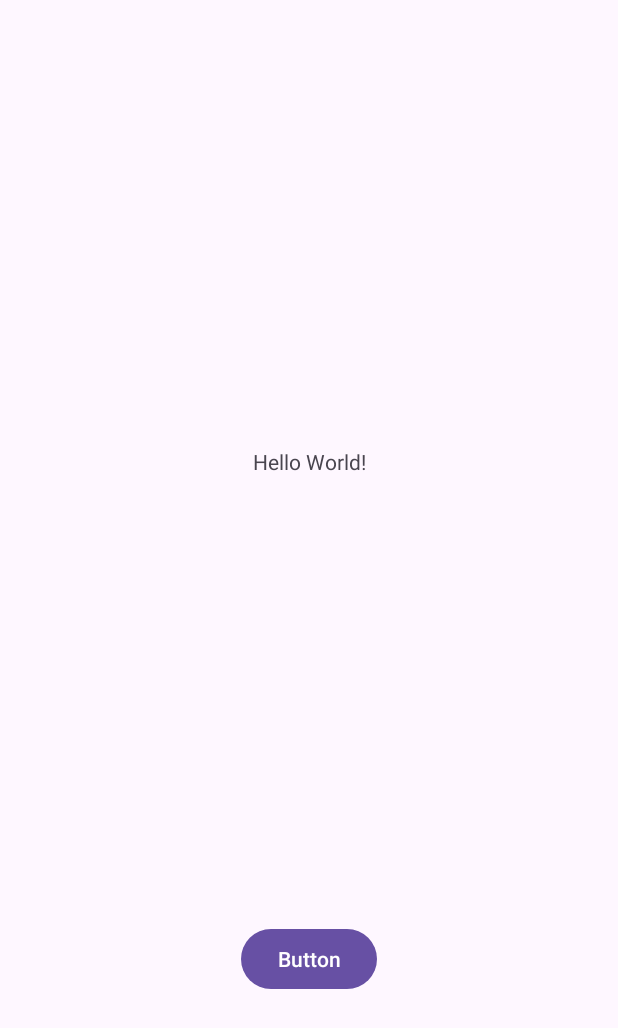
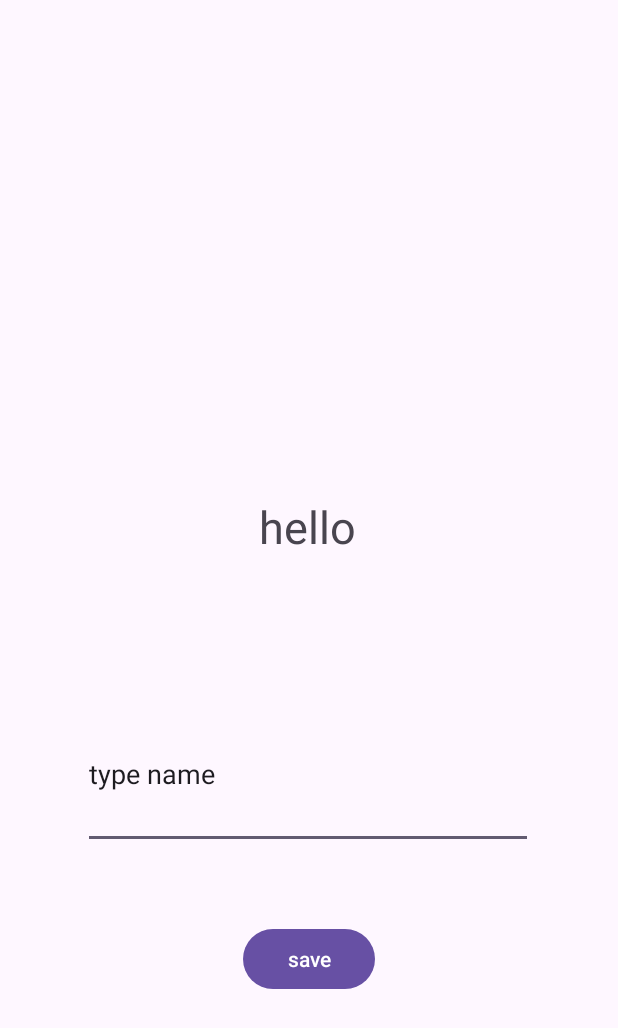
Before and after one commit to BenGaist/jojo, an Android app: the screen it shows after launch (MainActivity), on a phone screen of 412 x 824 dp. Shown: the top 1028 px of the screen. Run offline under Robolectric (Android 15) with nearby library versions, the phone set to English and light mode, and no system bars; 1 statement that could not run was skipped.

Commit message:
done for the lesson

```diff
--- a/app/src/main/java/com/example/myapplication/MainActivity.java
+++ b/app/src/main/java/com/example/myapplication/MainActivity.java
@@ -4,6 +4,8 @@ import android.content.Intent;
 import android.os.Bundle;
 import android.view.View;
 import android.widget.Button;
+import android.widget.EditText;
+import android.widget.TextView;
 
 import androidx.activity.EdgeToEdge;
 import androidx.appcompat.app.AppCompatActivity;
@@ -24,12 +26,13 @@ public class MainActivity extends AppCompatActivity {
             return insets;
         });
 
-        Button button1 = findViewById(R.id.button1);
-        button1.setOnClickListener(new View.OnClickListener() {
+        TextView helloTxt = findViewById(R.id.txtview);
+        EditText edit = findViewById(R.id.edit);
+        Button saveBtn = findViewById(R.id.save);
+        saveBtn.setOnClickListener(new View.OnClickListener() {
             @Override
             public void onClick(View view) {
-                Intent intent = new Intent(MainActivity.this,MainActivity2.class);
-                startActivity(intent);
+
             }
         });
 
--- a/app/src/main/res/layout/activity_main.xml
+++ b/app/src/main/res/layout/activity_main.xml
@@ -8,31 +8,49 @@
     tools:context=".MainActivity">
 
     <androidx.constraintlayout.widget.ConstraintLayout
+        android:id="@+id/edit"
         android:layout_width="match_parent"
         android:layout_height="match_parent"
-        tools:layout_editor_absoluteX="0dp"
-        tools:layout_editor_absoluteY="0dp">
+        tools:layout_editor_absoluteX="-16dp"
+        tools:layout_editor_absoluteY="-123dp">
 
         <TextView
             android:id="@+id/txtview"
             android:layout_width="wrap_content"
             android:layout_height="wrap_content"
-            android:text="Hello World!"
-            app:layout_constraintBottom_toTopOf="@+id/button1"
+            android:text="hello"
+            android:textSize="30sp"
+            app:layout_constraintBottom_toTopOf="@+id/save"
             app:layout_constraintEnd_toEndOf="parent"
+            app:layout_constraintHorizontal_bias="0.498"
             app:layout_constraintStart_toStartOf="parent"
-            app:layout_constraintTop_toTopOf="parent" />
+            app:layout_constraintTop_toTopOf="parent"
+            app:layout_constraintVertical_bias="0.575" />
 
         <Button
-            android:id="@+id/button1"
+            android:id="@+id/save"
             android:layout_width="wrap_content"
             android:layout_height="wrap_content"
-            android:text="Button"
+            android:text="save"
             app:layout_constraintBottom_toBottomOf="parent"
             app:layout_constraintEnd_toEndOf="parent"
             app:layout_constraintStart_toStartOf="parent"
             app:layout_constraintTop_toTopOf="parent"
             app:layout_constraintVertical_bias="0.793" />
+
+
+        <EditText
+            android:layout_width="300dp"
+            android:layout_height="100dp"
+            app:layout_constraintBottom_toTopOf="@+id/save"
+            app:layout_constraintEnd_toEndOf="parent"
+            app:layout_constraintHorizontal_bias="0.495"
+            app:layout_constraintStart_toStartOf="parent"
+            app:layout_constraintTop_toTopOf="parent"
+            app:layout_constraintVertical_bias="0.904"
+            android:text="type name"/>
+
     </androidx.constraintlayout.widget.ConstraintLayout>
 
+
 </androidx.constraintlayout.widget.ConstraintLayout>
```
